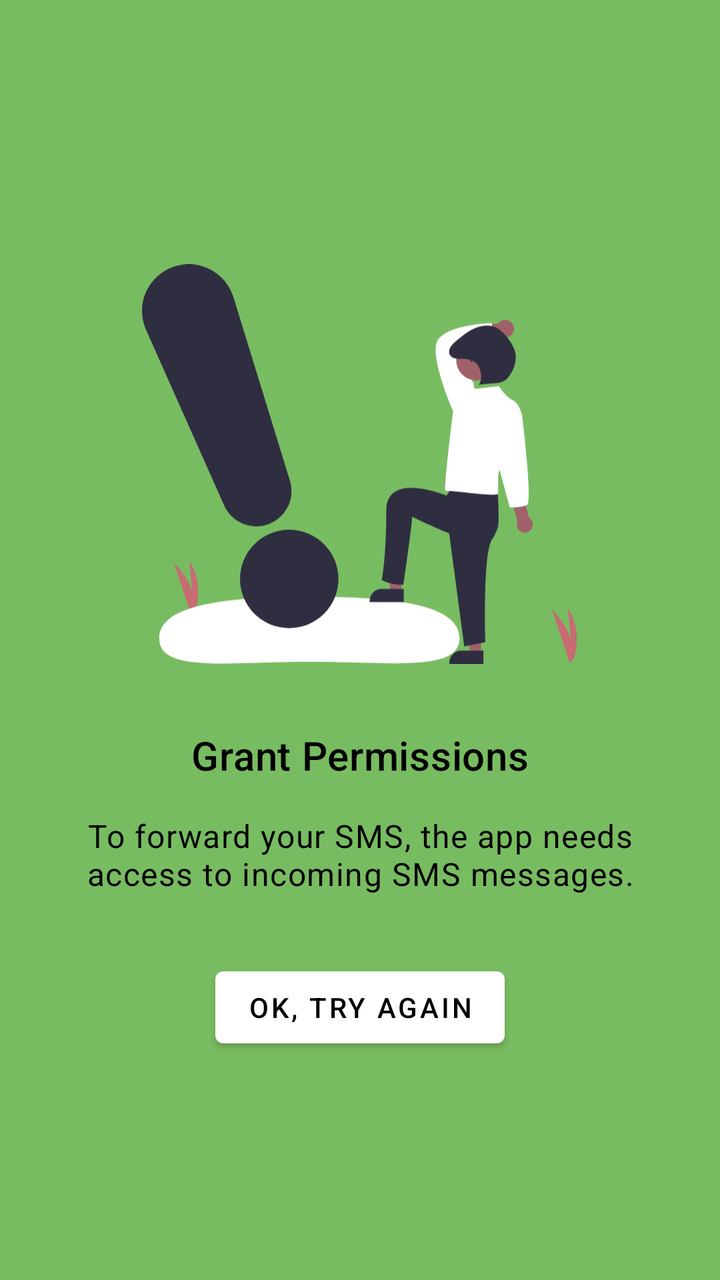
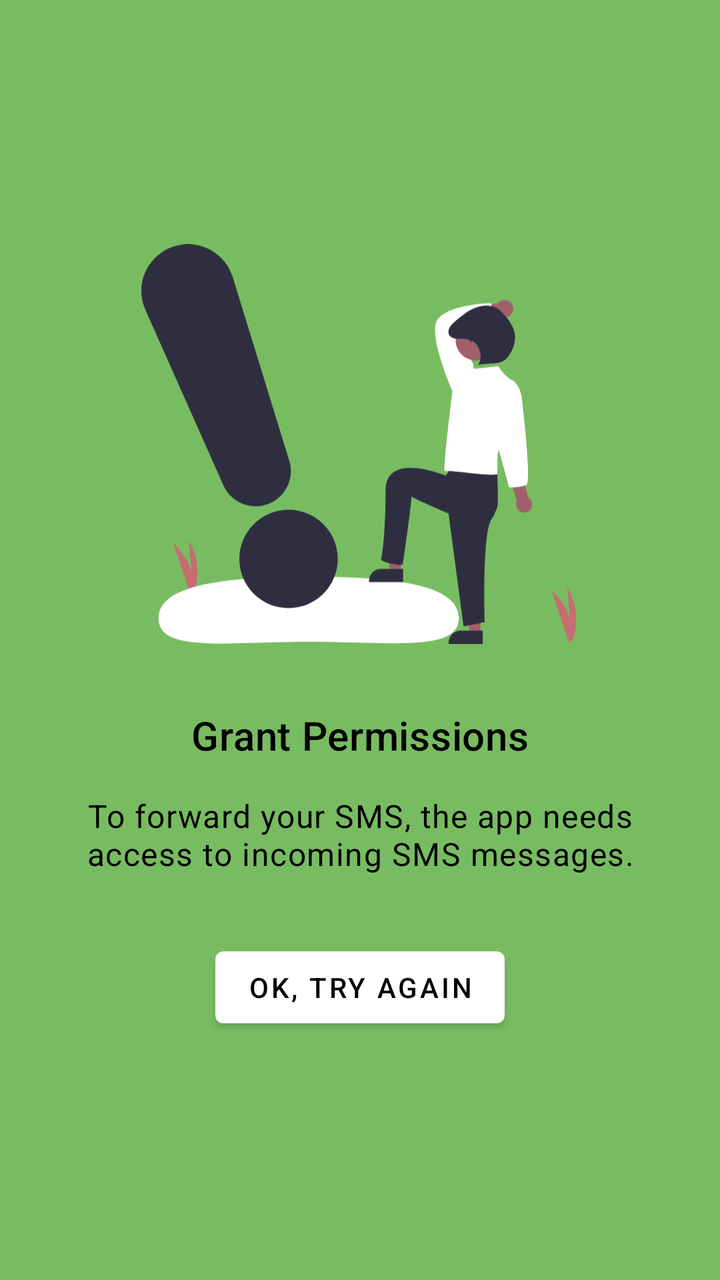

The first picture is an Android layout as it rendered before a commit; the second is the same layout after the commit. The layout source and the unified diff follow.
<!-- AndroidManifest.xml: application theme Theme.SmsHooks.DayNight -->
<!-- res/layout/fragment_permissions_edu.xml -->
<?xml version="1.0" encoding="utf-8"?>
<androidx.constraintlayout.widget.ConstraintLayout
    xmlns:android="http://schemas.android.com/apk/res/android"
    xmlns:app="http://schemas.android.com/apk/res-auto"
    xmlns:tools="http://schemas.android.com/tools"
    android:layout_width="match_parent"
    android:layout_height="match_parent"
    android:background="@color/mantis"
    android:paddingStart="32dp"
    android:paddingEnd="32dp"
    tools:context=".PermissionsEduFragment">

    <ImageView
        android:id="@+id/drawable"
        android:layout_width="wrap_content"
        android:layout_height="200dp"
        android:adjustViewBounds="true"
        android:contentDescription="@string/img_alt_notify"
        android:gravity="center"
        android:src="@drawable/ic_notify"
        app:layout_constraintBottom_toBottomOf="parent"
        app:layout_constraintEnd_toEndOf="parent"
        app:layout_constraintStart_toStartOf="parent"
        app:layout_constraintTop_toTopOf="parent"
        app:layout_constraintVertical_bias="0.3" />

    <TextView
        android:id="@+id/header"
        android:layout_width="match_parent"
        android:layout_height="wrap_content"
        android:layout_marginTop="32dp"
        android:autoSizeTextType="uniform"
        android:gravity="center_horizontal"
        android:text="@string/title_sms_permission_edu"
        android:textAppearance="?attr/textAppearanceHeadline6"
        android:textColor="@color/black"
        app:layout_constraintEnd_toEndOf="parent"
        app:layout_constraintStart_toStartOf="parent"
        app:layout_constraintTop_toBottomOf="@+id/drawable" />

    <TextView
        android:id="@+id/body"
        android:layout_width="match_parent"
        android:layout_height="wrap_content"
        android:layout_marginTop="16dp"
        android:autoSizeTextType="uniform"
        android:gravity="center_horizontal"
        android:text="@string/text_sms_permission_edu"
        android:textAppearance="?attr/textAppearanceBody1"
        android:textColor="@color/black"
        app:layout_constraintEnd_toEndOf="parent"
        app:layout_constraintStart_toStartOf="parent"
        app:layout_constraintTop_toBottomOf="@+id/header" />

    <Button
        android:id="@+id/tryAgainButton"
        android:layout_width="wrap_content"
        android:layout_height="wrap_content"
        android:layout_marginTop="32dp"
        android:text="@string/btn_request_permissions"
        android:textColor="@color/black"
        app:backgroundTint="@color/white"
        app:layout_constraintEnd_toEndOf="parent"
        app:layout_constraintStart_toStartOf="parent"
        app:layout_constraintTop_toBottomOf="@+id/body" />

</androidx.constraintlayout.widget.ConstraintLayout>
<!-- resources referenced by this layout -->
<resources>
  <color name="black">#000000</color>
  <color name="mantis">#78BC61</color>
  <color name="white">#ffffff</color>
  <!-- drawable ic_notify: vector/xml drawable (drawable, 4074 chars, omitted) -->
  <string name="btn_request_permissions">OK, try again</string>
  <string name="img_alt_notify">Confirm</string>
  <string name="text_sms_permission_edu">To forward your SMS, the app needs access to incoming SMS messages.</string>
  <string name="title_sms_permission_edu">Grant Permissions</string>
  <style name="Theme.SmsHooks.DayNight" parent="Theme.MaterialComponents.DayNight.NoActionBar">
          <item name="colorPrimary">@color/littleBoyBlue</item>
          <item name="colorPrimaryDark">@color/black</item>
          <item name="colorPrimaryVariant">@color/lightSkyBlue</item>
          <item name="colorOnPrimary">@color/white</item>
          <item name="colorAccent">@color/denim</item>
          <item name="colorSecondary">@color/fuzzyWuzzy</item>
          <item name="colorSecondaryVariant">@color/mantis</item>
          <item name="colorOnSecondary">@color/black</item>
      </style>
  <color name="littleBoyBlue">#569EF0</color>
  <color name="lightSkyBlue">#98D6FF</color>
  <color name="denim">#1060BC</color>
  <color name="fuzzyWuzzy">#C66C72</color>
</resources>

<!-- the commit's change to res/layout/fragment_permissions_edu.xml (unified diff, before → after) -->
@@ -1,67 +1,58 @@
 <?xml version="1.0" encoding="utf-8"?>
-<androidx.constraintlayout.widget.ConstraintLayout
-    xmlns:android="http://schemas.android.com/apk/res/android"
+<ScrollView xmlns:android="http://schemas.android.com/apk/res/android"
     xmlns:app="http://schemas.android.com/apk/res-auto"
     xmlns:tools="http://schemas.android.com/tools"
     android:layout_width="match_parent"
     android:layout_height="match_parent"
     android:background="@color/mantis"
-    android:paddingStart="32dp"
-    android:paddingEnd="32dp"
+    android:fillViewport="true"
     tools:context=".PermissionsEduFragment">
 
-    <ImageView
-        android:id="@+id/drawable"
-        android:layout_width="wrap_content"
-        android:layout_height="200dp"
-        android:adjustViewBounds="true"
-        android:contentDescription="@string/img_alt_notify"
-        android:gravity="center"
-        android:src="@drawable/ic_notify"
-        app:layout_constraintBottom_toBottomOf="parent"
-        app:layout_constraintEnd_toEndOf="parent"
-        app:layout_constraintStart_toStartOf="parent"
-        app:layout_constraintTop_toTopOf="parent"
-        app:layout_constraintVertical_bias="0.3" />
-
-    <TextView
-        android:id="@+id/header"
+    <LinearLayout
         android:layout_width="match_parent"
         android:layout_height="wrap_content"
-        android:layout_marginTop="32dp"
-        android:autoSizeTextType="uniform"
-        android:gravity="center_horizontal"
-        android:text="@string/title_sms_permission_edu"
-        android:textAppearance="?attr/textAppearanceHeadline6"
-        android:textColor="@color/black"
-        app:layout_constraintEnd_toEndOf="parent"
-        app:layout_constraintStart_toStartOf="parent"
-        app:layout_constraintTop_toBottomOf="@+id/drawable" />
+        android:gravity="center"
+        android:orientation="vertical"
+        android:paddingStart="32dp"
+        android:paddingTop="24dp"
+        android:paddingEnd="32dp"
+        android:paddingBottom="24dp">
 
-    <TextView
-        android:id="@+id/body"
-        android:layout_width="match_parent"
-        android:layout_height="wrap_content"
-        android:layout_marginTop="16dp"
-        android:autoSizeTextType="uniform"
-        android:gravity="center_horizontal"
-        android:text="@string/text_sms_permission_edu"
-        android:textAppearance="?attr/textAppearanceBody1"
-        android:textColor="@color/black"
-        app:layout_constraintEnd_toEndOf="parent"
-        app:layout_constraintStart_toStartOf="parent"
-        app:layout_constraintTop_toBottomOf="@+id/header" />
+        <ImageView
+            android:id="@+id/drawable"
+            android:layout_width="wrap_content"
+            android:layout_height="200dp"
+            android:adjustViewBounds="true"
+            android:contentDescription="@string/img_alt_notify"
+            android:src="@drawable/ic_notify" />
 
-    <Button
-        android:id="@+id/tryAgainButton"
-        android:layout_width="wrap_content"
-        android:layout_height="wrap_content"
-        android:layout_marginTop="32dp"
-        android:text="@string/btn_request_permissions"
-        android:textColor="@color/black"
-        app:backgroundTint="@color/white"
-        app:layout_constraintEnd_toEndOf="parent"
-        app:layout_constraintStart_toStartOf="parent"
-        app:layout_constraintTop_toBottomOf="@+id/body" />
+        <TextView
+            android:id="@+id/header"
+            android:layout_width="match_parent"
+            android:layout_height="wrap_content"
+            android:layout_marginTop="32dp"
+            android:gravity="center_horizontal"
+            android:text="@string/title_sms_permission_edu"
+            android:textAppearance="?attr/textAppearanceHeadline6"
+            android:textColor="@color/black" />
 
-</androidx.constraintlayout.widget.ConstraintLayout>
+        <TextView
+            android:id="@+id/body"
+            android:layout_width="match_parent"
+            android:layout_height="wrap_content"
+            android:layout_marginTop="16dp"
+            android:gravity="center_horizontal"
+            android:text="@string/text_sms_permission_edu"
+            android:textAppearance="?attr/textAppearanceBody1"
+            android:textColor="@color/black" />
+
+        <Button
+            android:id="@+id/tryAgainButton"
+            android:layout_width="wrap_content"
+            android:layout_height="wrap_content"
+            android:layout_marginTop="32dp"
+            android:text="@string/btn_request_permissions"
+            android:textColor="@color/black"
+            app:backgroundTint="@color/white" />
+    </LinearLayout>
+</ScrollView>
